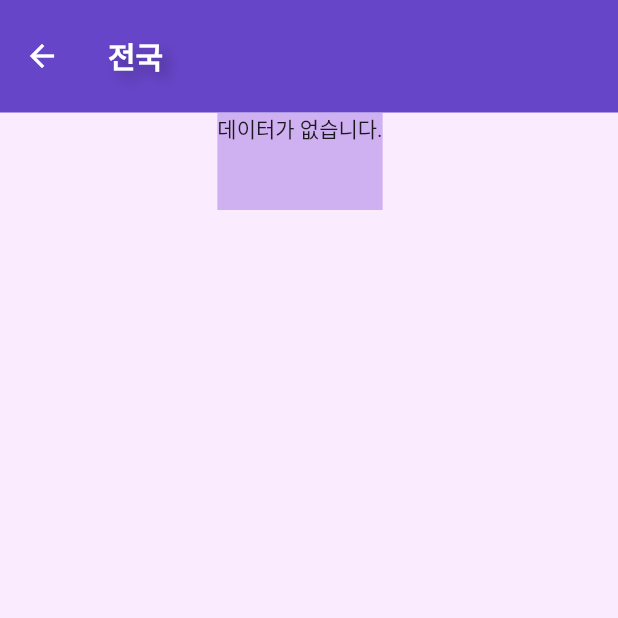
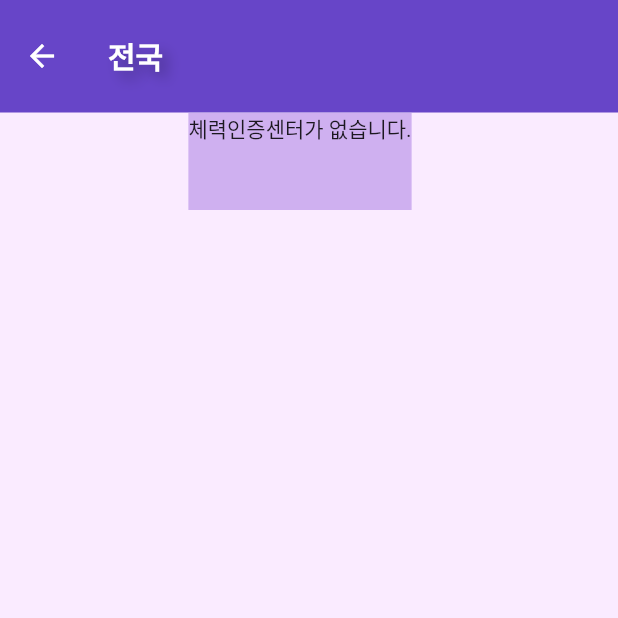
Before and after one commit to Team3Joe/smart_fitness_partner, a Flutter app: the CenterList screen opened by its route, on a phone screen of 412 x 824 dp, the top half of it. Run offline on Flutter 3.47's test engine with Material 2 defaults, Android fonts, the phone set to English and light mode, and no system bars; our stand-ins replace card_loading, chat_bubbles, easy_splash_screen, fl_chart, get, google_maps_flutter and 3 more; missing offline and left inert: animated_card, favorite_button, reveal_card; accounts and stored records are empty; network calls fail.

Commit message:
체력센터 문구

```diff
--- a/korean_fitness/lib/Analysis/center_list.dart
+++ b/korean_fitness/lib/Analysis/center_list.dart
@@ -95,7 +95,7 @@ class _CenterListState extends State<CenterList> {
               color: Color.fromARGB(220, 200, 167, 238),
               height: 65,
               child: data.isEmpty
-                  ? const Text("데이터가 없습니다.")
+                  ? const Text("체력인증센터가 없습니다.")
                   : ListView.builder(
                       scrollDirection: Axis.horizontal,
                       itemCount: mRegion.length,
```
